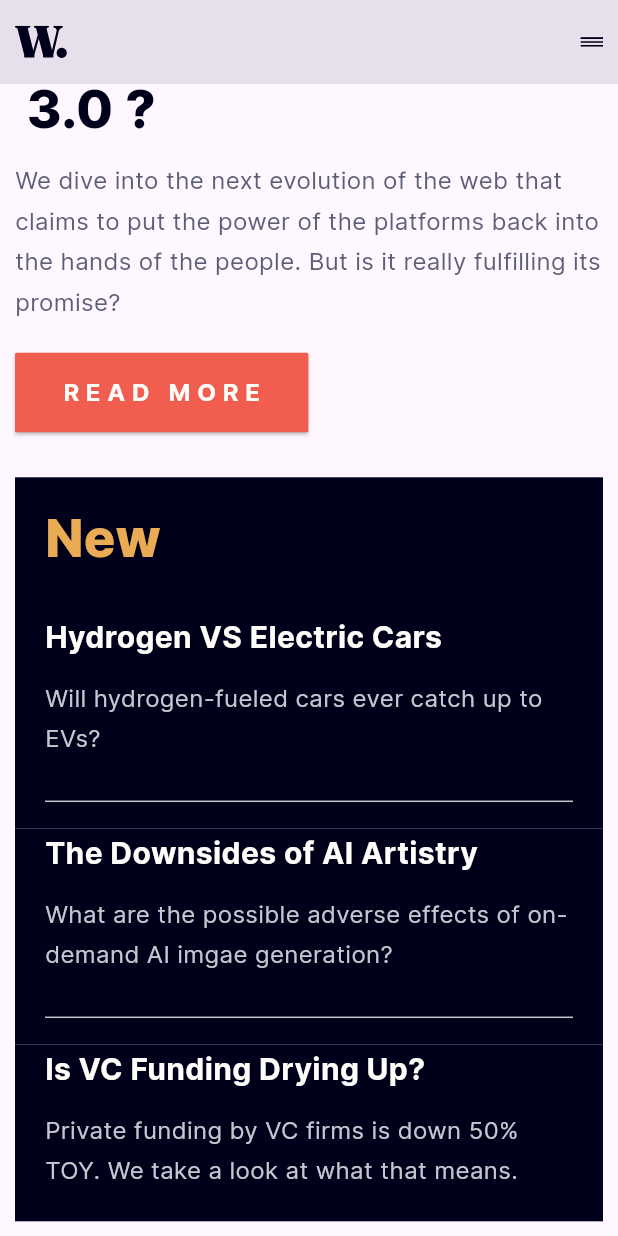
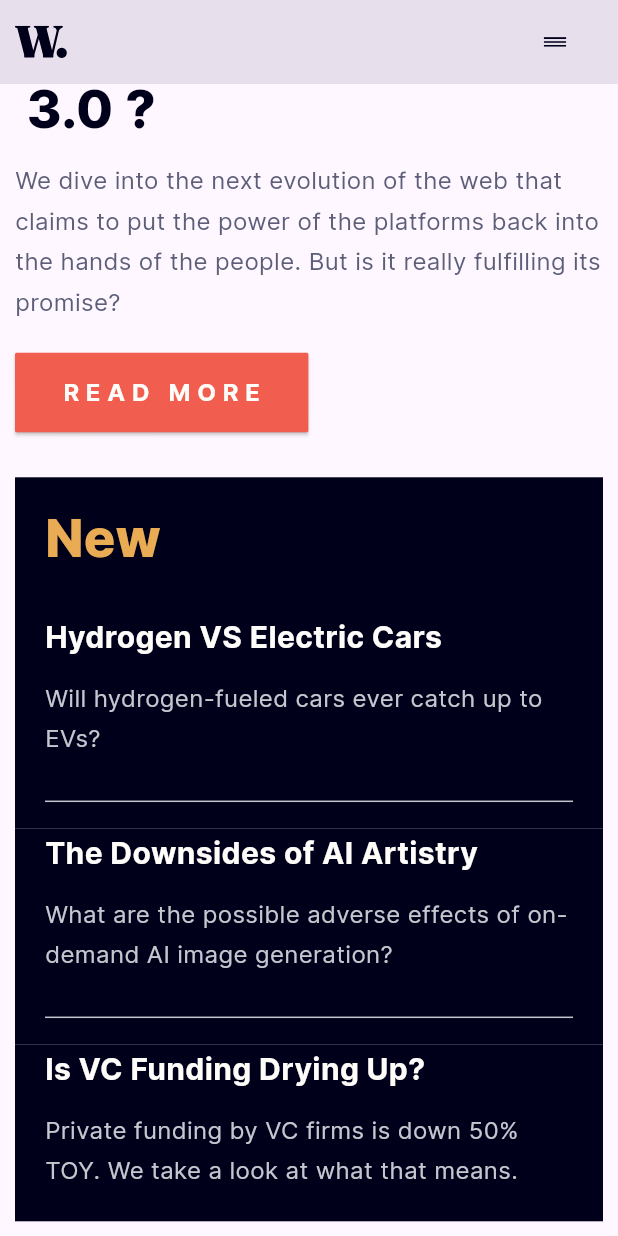
Before and after one commit to DTC-Formation/evaluation-html-css-rindra22, a Flutter app: the screen it shows after launch, scrolled down 376 dp, on a phone screen of 412 x 824 dp. Run offline on Flutter 3.47's test engine with Material 2 defaults, Android fonts, the light colour scheme and no system bars; our stand-ins replace flutter_svg.

Commit message:
feat/done challenge , reste refactoring

```diff
--- a/lib/controller/home_controller.dart
+++ b/lib/controller/home_controller.dart
@@ -1,6 +1,9 @@
+import 'package:evaluation_flutter_design/model/last_new_model.dart';
 import 'package:evaluation_flutter_design/model/new_model.dart';
 import 'package:evaluation_flutter_design/ui/color_ui.dart';
+import 'package:evaluation_flutter_design/view/last_new_view.dart';
 import 'package:evaluation_flutter_design/view/new_view.dart';
+import 'package:evaluation_flutter_design/view/open_drawer.dart';
 import 'package:flutter/material.dart';
 import 'package:flutter_svg/flutter_svg.dart';
 
@@ -8,6 +11,11 @@ class HomeController extends StatelessWidget {
     HomeController({super.key});
 
     List<NewModel> newLists = NewModel.list;
+    List<LastNewModel> lastNewLists = LastNewModel.list;
+
+    void _openDrawer(BuildContext context) {
+        Scaffold.of(context).openEndDrawer();
+    }
 
     @override
     Widget build(BuildContext context) {
@@ -23,10 +31,17 @@ class HomeController extends StatelessWidget {
                     ),
                 ),
                 actions: [
-                SvgPicture.asset(
+                    Builder(
+                        builder: (context) => TextButton(
+                            onPressed: () {
+                                _openDrawer(context);
+                            },
+                            child: SvgPicture.asset(
                                 'assets/images/icon-menu.svg',
                                 width: 15,
                                 height: 15,
+                            ),
+                        ),
                     ),
                     SizedBox(width: 10),
                 ],
@@ -100,10 +115,22 @@ class HomeController extends StatelessWidget {
                                         itemCount: newLists.length,
                                         itemBuilder: (context, index) {
                                             return NewView(
-                                                title: newLists[index].title,
-                                                description: newLists[index].description,
+                                                newModel: newLists[index],
                                                 isFirst: index == 0 ? true : false,
                                                 isLast: index == newLists.length - 1 ? true : false,
+                                            );
+                                        },
+                                    ) : Container(),
+
+                                    SizedBox(height: 30),
+
+                                    lastNewLists.length > 0 ? ListView.builder(
+                                        shrinkWrap: true,
+                                        physics: NeverScrollableScrollPhysics(),
+                                        itemCount: lastNewLists.length,
+                                        itemBuilder: (context, index) {
+                                            return LastNewView(
+                                                lastNewModel: lastNewLists[index],
                                             );
                                         },
                                     ) : Container(),
@@ -112,7 +139,9 @@ class HomeController extends StatelessWidget {
                         ),
                     ],
                 ),
-            )
+
+            ),
+            endDrawer: RightToLeftDrawer(),
         );
     }
 }
--- /dev/null
+++ b/lib/model/last_new_model.dart
@@ -0,0 +1,58 @@
+class LastNewModel{
+    String? _image;
+    String? _step;
+    String? _title;
+    String? _description;
+
+    LastNewModel({String? image, String? step, String? title, String? description}){
+        this._image = image;
+        this._step = step;
+        this._title = title;
+        this._description = description;
+    }
+
+    static List<LastNewModel> list = [
+        LastNewModel(
+            image: "assets/images/image-retro-pcs.jpg",
+            step: "01",
+            title: "Reviving Retro PCs",
+            description: "What happens when old PCs \n are given modern upgrades?",
+        ),
+        LastNewModel(
+            image: "assets/images/image-top-laptops.jpg",
+            step: "02",
+            title: "Top 10 Laptops of 2022",
+            description: "Our best picks for various \n needs and budgets.",
+        ),
+        LastNewModel(
+            image: "assets/images/image-gaming-growth.jpg",
+            step: "03",
+            title: "The Growth of Gaming",
+            description: "How the pandemic has \n sparked fresh opportunities.",
+        ),
+    ];
+
+    String? get image => _image;
+
+    set image(String? value) {
+        _image = value;
+    }
+
+    String? get step => _step;
+
+    set step(String? value) {
+        _step = value;
+    }
+
+    String? get title => _title;
+
+    set title(String? value) {
+        _title = value;
+    }
+
+    String? get description => _description;
+
+    set description(String? value) {
+        _description = value;
+    }
+}
--- a/lib/model/new_model.dart
+++ b/lib/model/new_model.dart
@@ -11,7 +11,7 @@ class NewModel{
         ),
         NewModel(
             title: "The Downsides of AI Artistry",
-            description: "What are the possible adverse effects of on-demand AI imgae generation?",
+            description: "What are the possible adverse effects of on-demand AI image generation?",
         ),
         NewModel(
             title: "Is VC Funding Drying Up?",
--- a/lib/view/new_view.dart
+++ b/lib/view/new_view.dart
@@ -1,13 +1,13 @@
+import 'package:evaluation_flutter_design/model/new_model.dart';
 import 'package:evaluation_flutter_design/ui/color_ui.dart';
 import 'package:flutter/material.dart';
 
 class NewView extends StatelessWidget {
-    final String? title;
-    final String? description;
+    final NewModel? newModel;
     final bool? isLast;
     final bool? isFirst;
 
-    const NewView({Key? key, this.title, this.description, this.isFirst, this.isLast}) : super(key: key);
+    const NewView({Key? key, this.newModel, this.isFirst, this.isLast}) : super(key: key);
     @override
     Widget build(BuildContext context) {
         return Container(
@@ -41,7 +41,7 @@ class NewView extends StatelessWidget {
                             Padding(
                                 padding: const EdgeInsets.only(left: 20, bottom: 10),
                                 child: Text(
-                                    title!,
+                                    newModel!.title!,
                                     style: TextStyle(
                                         fontSize: 20,
                                         fontWeight: FontWeight.w600,
@@ -55,7 +55,7 @@ class NewView extends StatelessWidget {
                     Padding(
                         padding: const EdgeInsets.only(left: 20, bottom: 20,right: 22),
                         child: Text(
-                            description!,
+                            newModel!.description!,
                             style: TextStyle(
                                 fontSize: 16,
                                 fontWeight: FontWeight.w400,
```
Also changed, not shown: lib/view/last_new_view.dart (added, +84 -0 lines), lib/view/open_drawer.dart (added, +121 -0 lines), 5 other files. Lines whose indentation alone changed are shown as unchanged.
